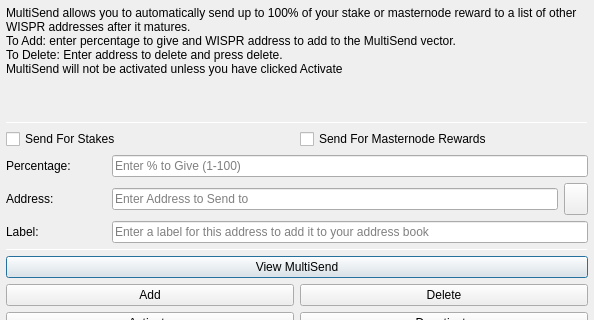
rpicoin/rpicore, file src/qt/forms/multisenddialog.ui: the form before one commit; both pictures show x 0 to 594 and y 0 to 320 of the 594 by 526 pixel window.
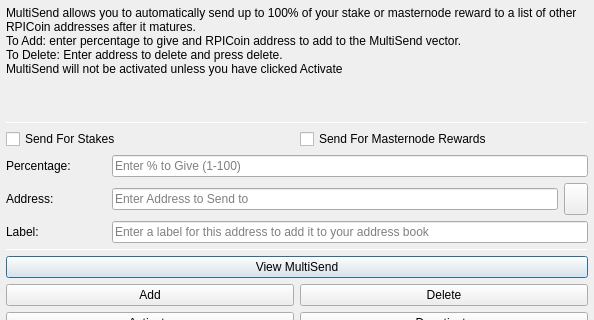
The form after the commit. Icons and pictures are not drawn.

Commit message: [CORE] Renamed to RPICoin

Patch:
```diff
--- a/src/qt/forms/multisenddialog.ui
+++ b/src/qt/forms/multisenddialog.ui
@@ -37,8 +37,8 @@
         <number>1</number>
        </property>
        <property name="text">
-        <string>MultiSend allows you to automatically send up to 100% of your stake or masternode reward to a list of other WISPR addresses after it matures.
-To Add: enter percentage to give and WISPR address to add to the MultiSend vector.
+        <string>MultiSend allows you to automatically send up to 100% of your stake or masternode reward to a list of other RPICoin addresses after it matures.
+To Add: enter percentage to give and RPICoin address to add to the MultiSend vector.
 To Delete: Enter address to delete and press delete.
 MultiSend will not be activated unless you have clicked Activate</string>
        </property>
```
The commit also changes 132 other files.
